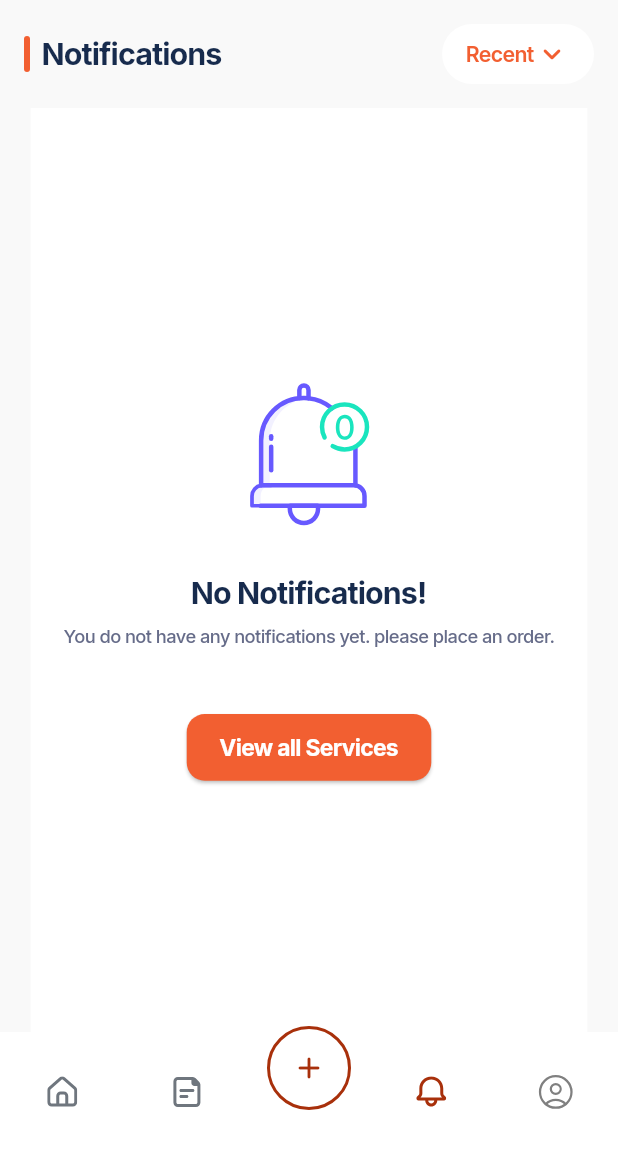
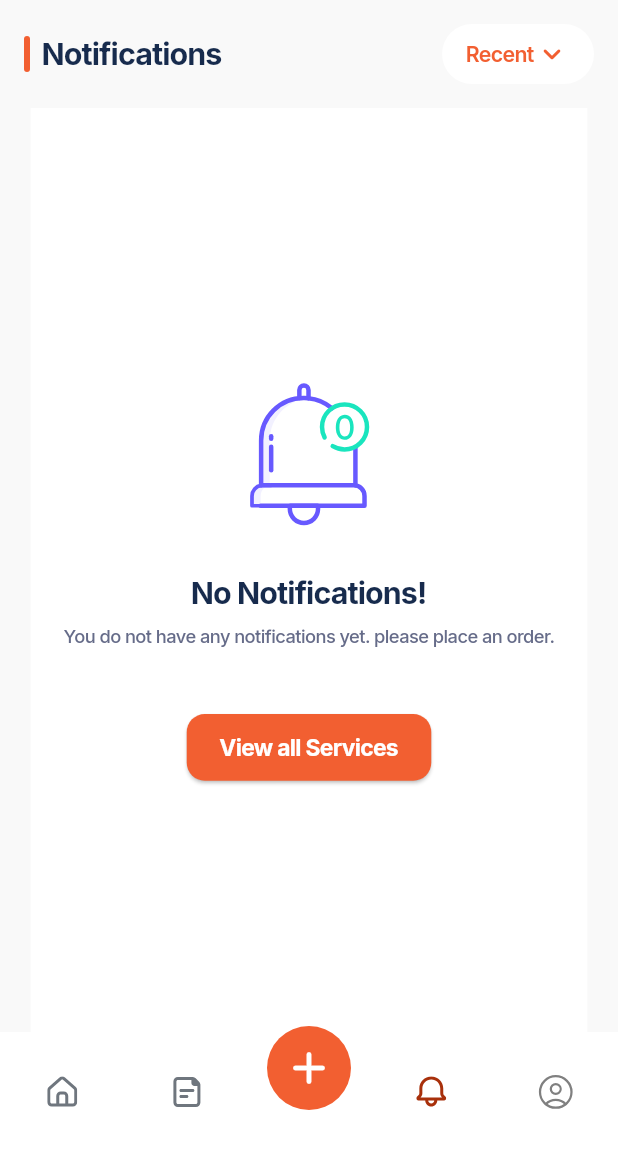
Before and after one commit to aymer-prime/gelirx, a Flutter app: the AlternateMainPage screen opened by its route, item 3 of the bottom bar chosen, on a phone screen of 412 x 824 dp, the part 84-1236 px from its top. Run offline on Flutter 3.47's test engine with Material 3 defaults, Android fonts, the phone set to English and light mode, and no system bars; our stand-ins replace another_flushbar, auto_route, bloc, cached_network_image, connectivity_plus, dartz and 24 more; missing offline and left inert: dart:ffi, flutter_callkit_incoming, flutter_facebook_auth, flutter_map_cancellable_tile_provider, geolocator_platform_interface; accounts and stored records are empty; network calls fail.

Commit message:
bottom navbar UI update

```diff
--- a/lib/features/home/presentation/widgets/home_draggable_sheet.dart
+++ b/lib/features/home/presentation/widgets/home_draggable_sheet.dart
@@ -206,7 +206,7 @@ class ServiceWidget extends StatelessWidget {
             ),
           ),
         ),
-        SizedBox(height: AppSize.s20.h)
+        SizedBox(height: AppSize.s60.h)
       ],
     );
   }
--- a/lib/features/main/presentation/page/alternate_main_page.dart
+++ b/lib/features/main/presentation/page/alternate_main_page.dart
@@ -356,18 +356,14 @@ class _AlternateMainPageState extends State<AlternateMainPage> {
       floatingActionButton: Container(
         margin: const EdgeInsets.only(bottom: AppMargin.m12),
         child: FloatingActionButton(
-          backgroundColor: ColorManager.white,
+          backgroundColor: ColorManager.primary,
           elevation: 0,
           onPressed: () => debugPrint("Add Button pressed"),
-          shape: CircleBorder(
-            side: BorderSide(
-              width: AppSize.s2,
-              color: ColorManager.darkPrimary,
-            ),
-          ),
+          shape: CircleBorder(),
           child: Icon(
             Icons.add_rounded,
-            color: ColorManager.darkPrimary,
+            size: AppSize.s36,
+            color: ColorManager.white,
           ),
         ),
       ),
--- a/lib/features/main/presentation/widgets/nav_bar.dart
+++ b/lib/features/main/presentation/widgets/nav_bar.dart
@@ -44,7 +44,7 @@ class NavBar extends StatelessWidget {
               icon: SvgPicture.asset(ImageAssets.navbarHome),
               activeIcon: SvgPicture.asset(
                 ImageAssets.navbarHome,
-                color: ColorManager.darkPrimary,
+                color: ColorManager.primary,
               ),
               isSelected: pageIndex == 0,
               onTap: () => onTap(0),
```
Also changed, not shown: 1 other file.
